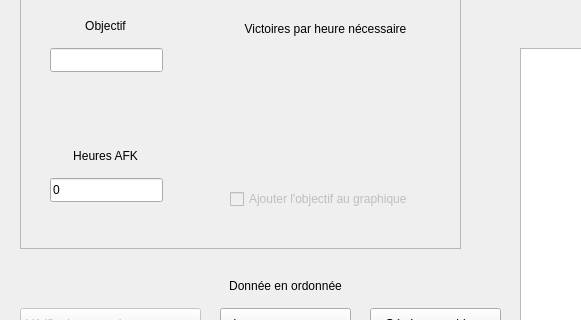
Old version of the form mainwindow.ui in the repository darkruss48/Polar; both pictures show x 0 to 581 and y 92 to 412 of the 1260 by 717 pixel window.
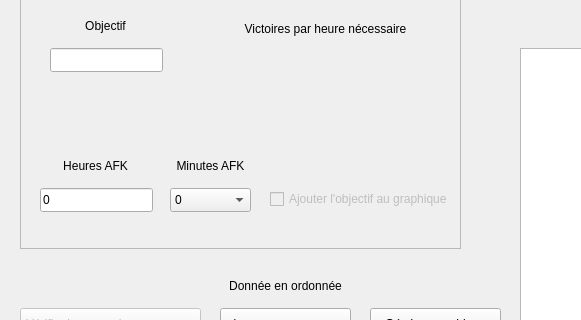
New version of the form.

```diff
--- a/mainwindow.ui
+++ b/mainwindow.ui
@@ -230,8 +230,8 @@
     <widget class="QLabel" name="label_4">
      <property name="geometry">
       <rect>
-       <x>50</x>
-       <y>160</y>
+       <x>40</x>
+       <y>170</y>
        <width>71</width>
        <height>16</height>
       </rect>
@@ -275,8 +275,8 @@
     <widget class="QLineEdit" name="lineEdit_afk">
      <property name="geometry">
       <rect>
-       <x>30</x>
-       <y>190</y>
+       <x>20</x>
+       <y>200</y>
        <width>113</width>
        <height>24</height>
       </rect>
@@ -285,13 +285,59 @@
       <string notr="true">0</string>
      </property>
     </widget>
+    <widget class="QLabel" name="label_afk_minutes">
+     <property name="geometry">
+      <rect>
+       <x>150</x>
+       <y>170</y>
+       <width>81</width>
+       <height>16</height>
+      </rect>
+     </property>
+     <property name="text">
+      <string>Minutes AFK</string>
+     </property>
+     <property name="alignment">
+      <set>Qt::AlignmentFlag::AlignCenter</set>
+     </property>
+    </widget>
+    <widget class="QComboBox" name="combo_afk_minutes">
+     <property name="geometry">
+      <rect>
+       <x>150</x>
+       <y>200</y>
+       <width>81</width>
+       <height>24</height>
+      </rect>
+     </property>
+     <item>
+      <property name="text">
+       <string>0</string>
+      </property>
+     </item>
+     <item>
+      <property name="text">
+       <string>15</string>
+      </property>
+     </item>
+     <item>
+      <property name="text">
+       <string>30</string>
+      </property>
+     </item>
+     <item>
+      <property name="text">
+       <string>45</string>
+      </property>
+     </item>
+    </widget>
     <widget class="QCheckBox" name="checkBox">
      <property name="enabled">
       <bool>false</bool>
      </property>
      <property name="geometry">
       <rect>
-       <x>210</x>
+       <x>250</x>
        <y>200</y>
        <width>191</width>
        <height>22</height>
@@ -334,7 +380,7 @@
      <property name="geometry">
       <rect>
        <x>220</x>
-       <y>130</y>
+       <y>120</y>
        <width>171</width>
        <height>61</height>
       </rect>
```
